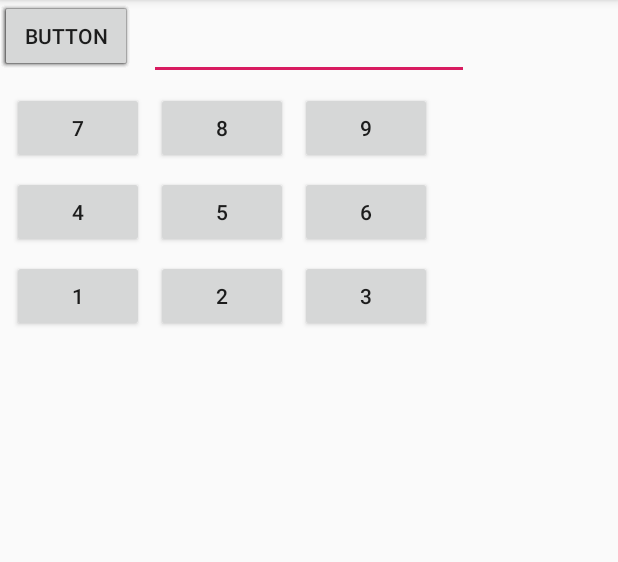
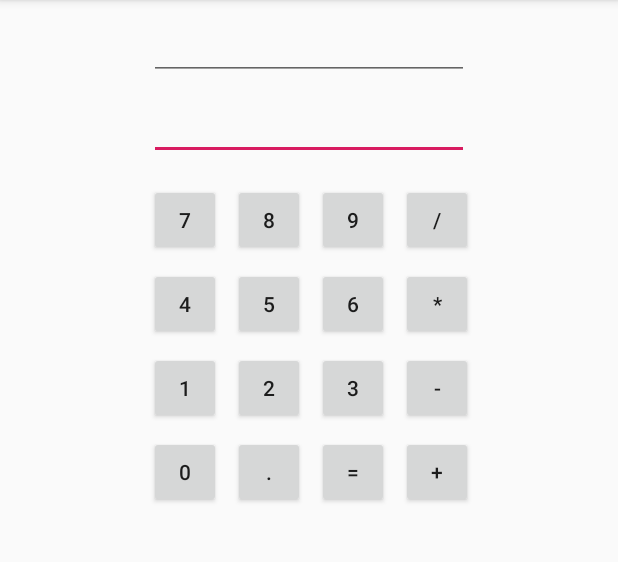
Before and after one commit to z35ali/Calculator, an Android app: the screen it shows after launch (MainActivity), on a phone screen of 412 x 824 dp, the part 84-646 px from its top. Run offline under Robolectric (Android 15) with nearby library versions, the phone set to English and light mode, and no system bars.

Commit message:
Completed portrait layout

```diff
--- a/app/src/main/res/layout/activity_main.xml
+++ b/app/src/main/res/layout/activity_main.xml
@@ -7,77 +7,164 @@
     tools:context=".MainActivity">
 
     <Button
-        android:id="@+id/button9"
+        android:id="@+id/button0"
+        android:layout_width="wrap_content"
+        android:layout_height="wrap_content"
+        android:layout_marginTop="8dp"
+        android:minWidth="48dp"
+        android:text="0"
+        app:layout_constraintStart_toStartOf="@+id/button1"
+        app:layout_constraintTop_toBottomOf="@+id/button1" />
+
+    <Button
+        android:id="@+id/button1"
+        android:layout_width="wrap_content"
+        android:layout_height="wrap_content"
+        android:layout_marginTop="8dp"
+        android:minWidth="48dp"
+        android:text="1"
+        app:layout_constraintStart_toStartOf="@+id/button4"
+        app:layout_constraintTop_toBottomOf="@+id/button4" />
+
+    <Button
+        android:id="@+id/button2"
         android:layout_width="wrap_content"
         android:layout_height="wrap_content"
         android:layout_marginStart="8dp"
-        android:text="9"
-        app:layout_constraintBaseline_toBaselineOf="@+id/button8"
-        app:layout_constraintStart_toEndOf="@+id/button8" />
+        android:minWidth="48dp"
+        android:text="2"
+        app:layout_constraintBaseline_toBaselineOf="@+id/button1"
+        app:layout_constraintStart_toEndOf="@+id/button1" />
+
+    <Button
+        android:id="@+id/button3"
+        android:layout_width="wrap_content"
+        android:layout_height="wrap_content"
+        android:layout_marginStart="8dp"
+        android:minWidth="48dp"
+        android:text="3"
+        app:layout_constraintBaseline_toBaselineOf="@+id/button2"
+        app:layout_constraintStart_toEndOf="@+id/button2" />
+
+    <Button
+        android:id="@+id/button4"
+        android:layout_width="wrap_content"
+        android:layout_height="wrap_content"
+        android:layout_marginTop="8dp"
+        android:minWidth="48dp"
+        android:text="4"
+        app:layout_constraintStart_toStartOf="@+id/button7"
+        app:layout_constraintTop_toBottomOf="@+id/button7" />
+
+    <Button
+        android:id="@+id/button5"
+        android:layout_width="wrap_content"
+        android:layout_height="wrap_content"
+        android:layout_marginStart="8dp"
+        android:minWidth="48dp"
+        android:text="5"
+        app:layout_constraintBaseline_toBaselineOf="@+id/button4"
+        app:layout_constraintStart_toEndOf="@+id/button4" />
+
+    <Button
+        android:id="@+id/button6"
+        android:layout_width="wrap_content"
+        android:layout_height="wrap_content"
+        android:layout_marginStart="8dp"
+        android:minWidth="48dp"
+        android:text="6"
+        app:layout_constraintBaseline_toBaselineOf="@+id/button5"
+        app:layout_constraintStart_toEndOf="@+id/button5" />
+
+    <Button
+        android:id="@+id/button7"
+        android:layout_width="wrap_content"
+        android:layout_height="wrap_content"
+        android:layout_marginTop="16dp"
+        android:minWidth="48dp"
+        android:text="7"
+        app:layout_constraintStart_toStartOf="@+id/newNumber"
+        app:layout_constraintTop_toBottomOf="@+id/newNumber" />
 
     <Button
         android:id="@+id/button8"
         android:layout_width="wrap_content"
         android:layout_height="wrap_content"
         android:layout_marginStart="8dp"
+        android:minWidth="48dp"
         android:text="8"
         app:layout_constraintBaseline_toBaselineOf="@+id/button7"
         app:layout_constraintStart_toEndOf="@+id/button7" />
 
     <Button
-        android:id="@+id/button7"
+        android:id="@+id/button9"
         android:layout_width="wrap_content"
         android:layout_height="wrap_content"
         android:layout_marginStart="8dp"
-        android:layout_marginTop="8dp"
-        android:text="7"
-        app:layout_constraintStart_toStartOf="parent"
-        app:layout_constraintTop_toBottomOf="@+id/result" />
+        android:minWidth="48dp"
+        android:text="9"
+        app:layout_constraintBaseline_toBaselineOf="@+id/button8"
+        app:layout_constraintStart_toEndOf="@+id/button8" />
 
     <Button
-        android:id="@+id/button6"
+        android:id="@+id/buttonDivide"
         android:layout_width="wrap_content"
         android:layout_height="wrap_content"
         android:layout_marginStart="8dp"
-        android:text="6"
-        app:layout_constraintBaseline_toBaselineOf="@+id/button5"
-        app:layout_constraintStart_toEndOf="@+id/button5" />
+        android:minWidth="48dp"
+        android:text="/"
+        app:layout_constraintBaseline_toBaselineOf="@+id/button9"
+        app:layout_constraintStart_toEndOf="@+id/button9" />
 
     <Button
-        android:id="@+id/button5"
+        android:id="@+id/buttonMultiply"
         android:layout_width="wrap_content"
         android:layout_height="wrap_content"
         android:layout_marginStart="8dp"
-        android:text="5"
-        app:layout_constraintBaseline_toBaselineOf="@+id/button4"
-        app:layout_constraintStart_toEndOf="@+id/button4" />
+        android:minWidth="48dp"
+        android:text="*"
+        app:layout_constraintBaseline_toBaselineOf="@+id/button6"
+        app:layout_constraintStart_toEndOf="@+id/button6" />
 
     <Button
-        android:id="@+id/button4"
-        android:layout_width="wrap_content"
-        android:layout_height="wrap_content"
-        android:layout_marginTop="8dp"
-        android:text="4"
-        app:layout_constraintStart_toStartOf="@+id/button7"
-        app:layout_constraintTop_toBottomOf="@+id/button7" />
-
-    <Button
-        android:id="@+id/button3"
+        android:id="@+id/buttonMinus"
         android:layout_width="wrap_content"
         android:layout_height="wrap_content"
         android:layout_marginStart="8dp"
-        android:text="3"
-        app:layout_constraintBaseline_toBaselineOf="@+id/button2"
-        app:layout_constraintStart_toEndOf="@+id/button2" />
+        android:minWidth="48dp"
+        android:text="-"
+        app:layout_constraintBaseline_toBaselineOf="@+id/button3"
+        app:layout_constraintStart_toEndOf="@+id/button3" />
 
     <Button
-        android:id="@+id/button2"
+        android:id="@+id/buttonAdd"
         android:layout_width="wrap_content"
         android:layout_height="wrap_content"
         android:layout_marginStart="8dp"
-        android:text="2"
-        app:layout_constraintBaseline_toBaselineOf="@+id/button1"
-        app:layout_constraintStart_toEndOf="@+id/button1" />
+        android:minWidth="48dp"
+        android:text="+"
+        app:layout_constraintBaseline_toBaselineOf="@+id/buttonEquals"
+        app:layout_constraintStart_toEndOf="@+id/buttonEquals" />
+
+    <Button
+        android:id="@+id/buttonEquals"
+        android:layout_width="wrap_content"
+        android:layout_height="wrap_content"
+        android:layout_marginStart="8dp"
+        android:minWidth="48dp"
+        android:text="="
+        app:layout_constraintBaseline_toBaselineOf="@+id/buttonDecimal"
+        app:layout_constraintStart_toEndOf="@+id/buttonDecimal" />
+
+    <Button
+        android:id="@+id/buttonDecimal"
+        android:layout_width="wrap_content"
+        android:layout_height="wrap_content"
+        android:layout_marginStart="8dp"
+        android:minWidth="48dp"
+        android:text="."
+        app:layout_constraintBaseline_toBaselineOf="@+id/button0"
+        app:layout_constraintStart_toEndOf="@+id/button0" />
 
     <EditText
         android:id="@+id/result"
@@ -87,74 +174,36 @@
         android:layout_marginTop="8dp"
         android:layout_marginEnd="8dp"
         android:ems="10"
+        android:focusable="false"
+        android:focusableInTouchMode="false"
         android:inputType="numberSigned"
         app:layout_constraintEnd_toEndOf="parent"
         app:layout_constraintHorizontal_bias="0.5"
         app:layout_constraintStart_toStartOf="parent"
         app:layout_constraintTop_toTopOf="parent" />
 
-    <Button
-        android:id="@+id/button0"
+    <TextView
+        android:id="@+id/operation"
         android:layout_width="wrap_content"
         android:layout_height="wrap_content"
-        android:text="0"
-        tools:layout_editor_absoluteX="16dp"
-        tools:layout_editor_absoluteY="231dp" />
+        android:layout_marginStart="8dp"
+        android:layout_marginEnd="8dp"
+        android:textSize="18sp"
+        android:textStyle="bold"
+        app:layout_constraintBottom_toBottomOf="@+id/newNumber"
+        app:layout_constraintEnd_toStartOf="@+id/newNumber"
+        app:layout_constraintStart_toStartOf="parent" />
 
-    <Button
-        android:id="@+id/button1"
+    <EditText
+        android:id="@+id/newNumber"
         android:layout_width="wrap_content"
         android:layout_height="wrap_content"
+        android:layout_marginStart="8dp"
         android:layout_marginTop="8dp"
-        android:text="1"
-        app:layout_constraintStart_toStartOf="@+id/button4"
-        app:layout_constraintTop_toBottomOf="@+id/button4" />
-
-    <Button
-        android:id="@+id/button10"
-        android:layout_width="wrap_content"
-        android:layout_height="wrap_content"
-        android:text="Button"
-        tools:layout_editor_absoluteX="244dp"
-        tools:layout_editor_absoluteY="375dp" />
-
-    <Button
-        android:id="@+id/button11"
-        android:layout_width="wrap_content"
-        android:layout_height="wrap_content"
-        android:text="Button"
-        tools:layout_editor_absoluteX="332dp"
-        tools:layout_editor_absoluteY="350dp" />
-
-    <Button
-        android:id="@+id/button12"
-        android:layout_width="wrap_content"
-        android:layout_height="wrap_content"
-        android:text="Button"
-        tools:layout_editor_absoluteX="50dp"
-        tools:layout_editor_absoluteY="447dp" />
-
-    <Button
-        android:id="@+id/button13"
-        android:layout_width="wrap_content"
-        android:layout_height="wrap_content"
-        android:text="Button"
-        tools:layout_editor_absoluteX="148dp"
-        tools:layout_editor_absoluteY="432dp" />
-
-    <Button
-        android:id="@+id/button14"
-        android:layout_width="wrap_content"
-        android:layout_height="wrap_content"
-        android:text="Button"
-        tools:layout_editor_absoluteX="251dp"
-        tools:layout_editor_absoluteY="447dp" />
-
-    <Button
-        android:id="@+id/button15"
-        android:layout_width="wrap_content"
-        android:layout_height="wrap_content"
-        android:text="Button"
-        tools:layout_editor_absoluteX="339dp"
-        tools:layout_editor_absoluteY="447dp" />
+        android:layout_marginEnd="8dp"
+        android:ems="10"
+        android:inputType="numberSigned"
+        app:layout_constraintEnd_toEndOf="parent"
+        app:layout_constraintStart_toStartOf="parent"
+        app:layout_constraintTop_toBottomOf="@+id/result" />
 </android.support.constraint.ConstraintLayout>
```
